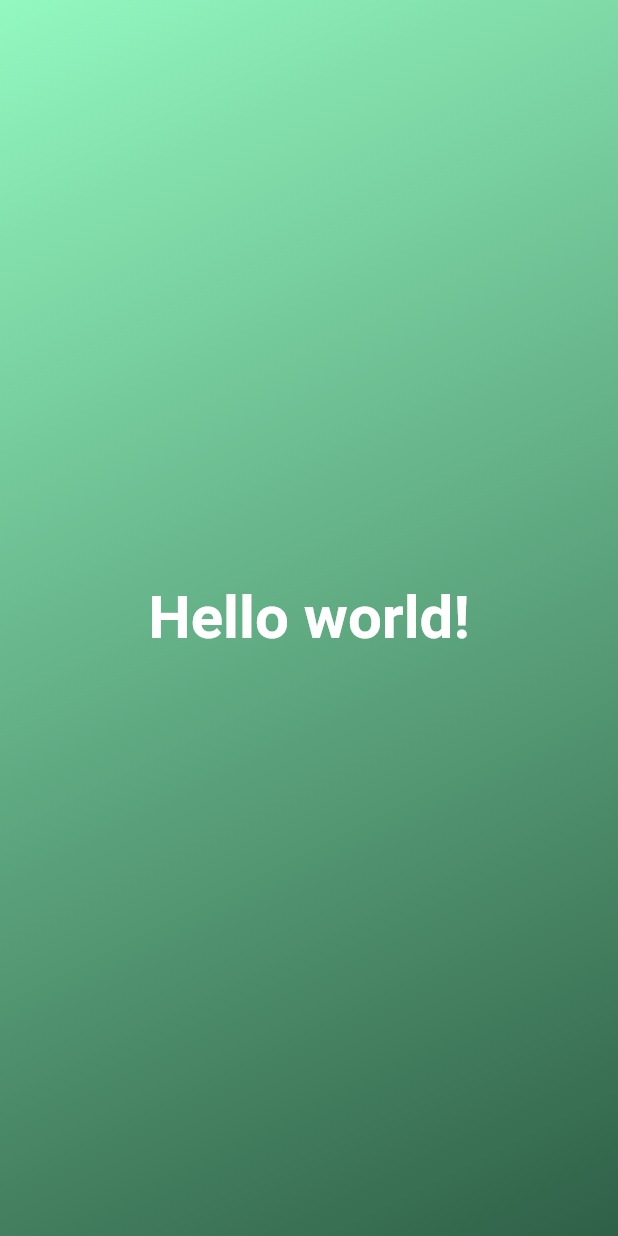
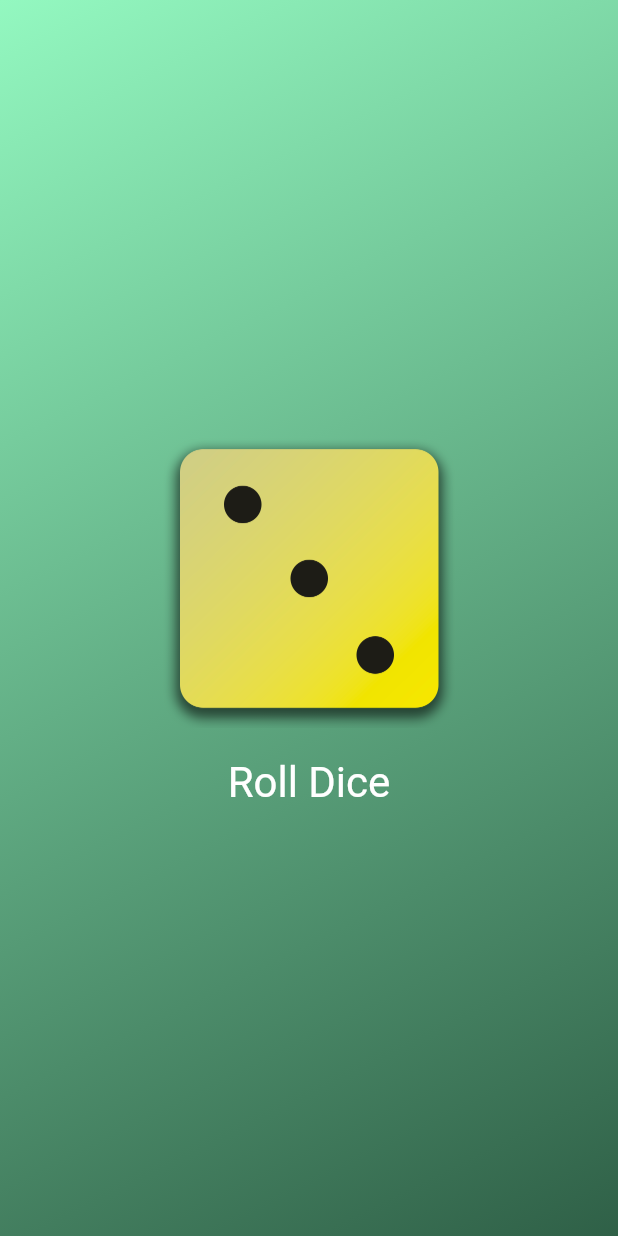
Before and after one commit to 0plek/roll-dice-app, a Flutter app: the screen it shows after launch, on a phone screen of 412 x 824 dp. Run offline on Flutter 3.47's test engine with Material 2 defaults, Android fonts, the phone set to English and light mode, and no system bars.

Commit message:
2-commit

```diff
--- /dev/null
+++ b/lib/gradient_container.dart
@@ -0,0 +1,48 @@
+import 'package:flutter/material.dart';
+
+class GradientContainer extends StatelessWidget {
+  const GradientContainer(this.colorFirst, this.colorSecound, {super.key});
+
+  final Color colorFirst;
+  final Color colorSecound;
+
+  void rollDice() {}
+
+  @override
+  Widget build(context) {
+    return Container(
+      decoration: BoxDecoration(
+        gradient: LinearGradient(
+          colors: [
+            colorFirst,
+            colorSecound,
+          ],
+          begin: Alignment.topLeft,
+          end: Alignment.bottomRight,
+        ),
+      ),
+      child: Center(
+        child: Column(
+          mainAxisSize: MainAxisSize.min,
+          children: [
+            Image.asset(
+              'assets/images/dice-3.png',
+              width: 200,
+            ),
+            TextButton(
+              onPressed: () {},
+              style: TextButton.styleFrom(
+                padding: const EdgeInsets.only(top: 20),
+                foregroundColor: Colors.white,
+                textStyle: const TextStyle(
+                  fontSize: 28,
+                ),
+              ),
+              child: const Text('Roll Dice'),
+            ),
+          ],
+        ),
+      ),
+    );
+  }
+}
--- a/lib/main.dart
+++ b/lib/main.dart
@@ -1,33 +1,15 @@
 import 'package:flutter/material.dart';
+import 'package:cube/gradient_container.dart';
 
 void main() {
   runApp(
-    MaterialApp(
-      home: Scaffold(body: GradientContainer()),
+    const MaterialApp(
+      home: Scaffold(
+        body: GradientContainer(
+          Color.fromARGB(255, 147, 248, 192),
+          Color.fromARGB(255, 47, 96, 71),
+        ),
+      ),
     ),
   );
 }
-
-class GradientContainer extends StatelessWidget {
-  @override
-  Widget build(context) {
-    return Container(
-      decoration: const BoxDecoration(
-        gradient: LinearGradient(colors: [
-          Color.fromARGB(255, 147, 248, 192),
-          Color.fromARGB(255, 47, 96, 71),
-        ], begin: Alignment.topLeft, end: Alignment.bottomRight),
-      ),
-      child: const Center(
-        child: Text(
-          'Hello world!',
-          style: TextStyle(
-            fontWeight: FontWeight.bold,
-            color: Colors.white,
-            fontSize: 40,
-          ),
-        ),
-      ),
-    );
-  }
-}
```
Also changed, not shown: lib/styled_text.dart (added, +19 -0 lines), pubspec.yaml (+8 -3 lines), assets/images/dice-1.png (added), assets/images/dice-2.png (added), assets/images/dice-3.png (added), assets/images/dice-4.png (added), assets/images/dice-5.png (added), assets/images/dice-6.png (added), 1 other file.
